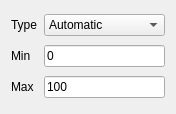
lennartalff/rqt_multiplot2, file resource/axis_scaling.ui: the form before one commit.
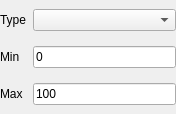
The form after the commit.

Commit message: completed AxisScalingWidget. Introduced AxisConfigWidget

The edit to the form file:
```diff
--- a/resource/axis_scaling.ui
+++ b/resource/axis_scaling.ui
@@ -14,6 +14,18 @@
    <string>Form</string>
   </property>
   <layout class="QGridLayout" name="gridLayout_2">
+   <property name="leftMargin">
+    <number>0</number>
+   </property>
+   <property name="topMargin">
+    <number>0</number>
+   </property>
+   <property name="rightMargin">
+    <number>0</number>
+   </property>
+   <property name="bottomMargin">
+    <number>0</number>
+   </property>
    <item row="1" column="0">
     <widget class="QLabel" name="min_label">
      <property name="text">
@@ -49,21 +61,6 @@
        <verstretch>0</verstretch>
       </sizepolicy>
      </property>
-     <item>
-      <property name="text">
-       <string>Automatic</string>
-      </property>
-     </item>
-     <item>
-      <property name="text">
-       <string>Absolute</string>
-      </property>
-     </item>
-     <item>
-      <property name="text">
-       <string>Relative</string>
-      </property>
-     </item>
     </widget>
    </item>
    <item row="2" column="0">
```
The commit also changes 4 other files.
